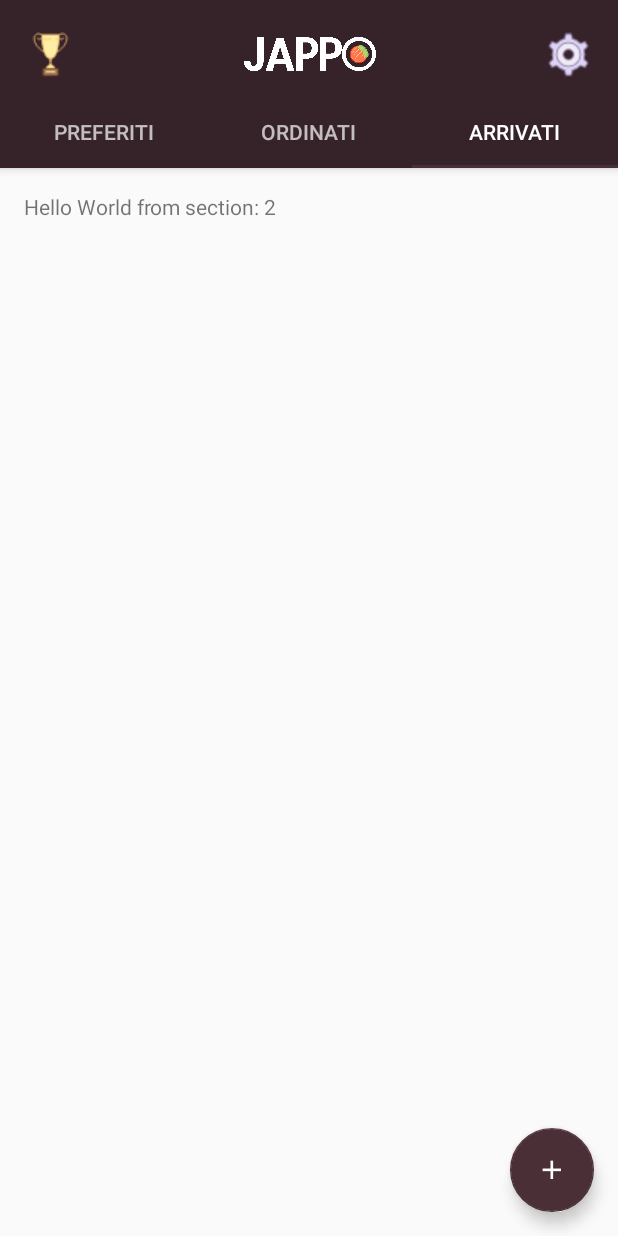
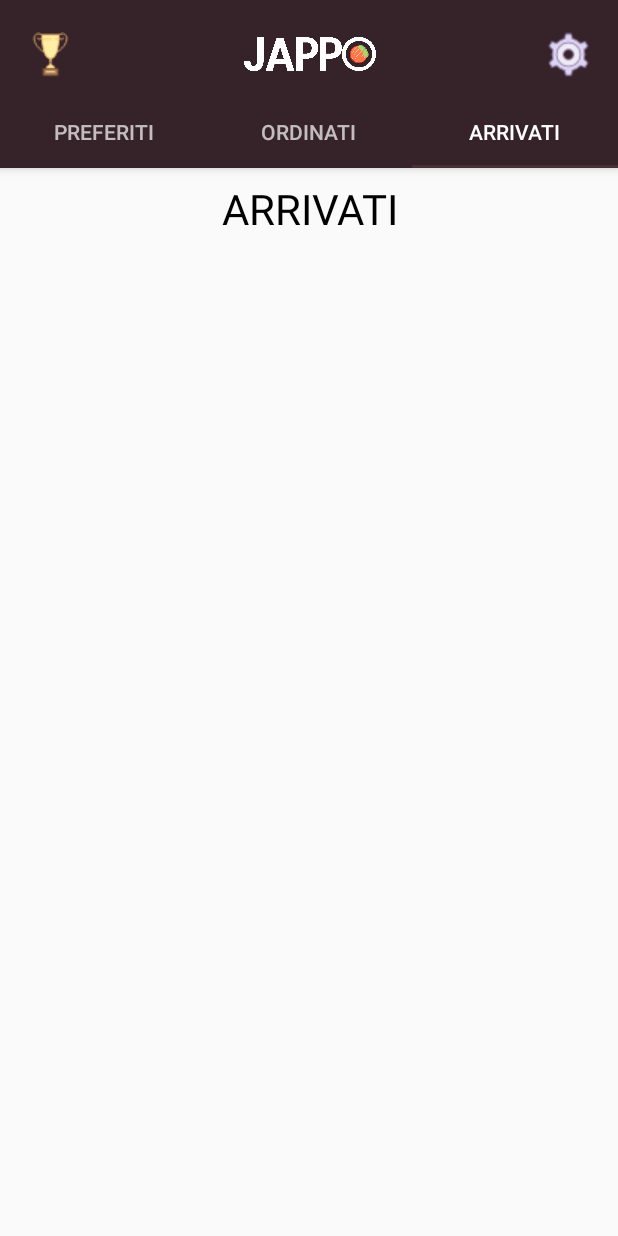
Before and after one commit to mino181295/jappo, an Android app: the MainActivity screen opened directly, with no data from a screen before it, tab 3 chosen, on a phone screen of 412 x 824 dp. Run offline under Robolectric (Android 15) with nearby library versions, the phone set to English and light mode, and no system bars.

Commit message:
Added fav, and arrived fragments

```diff
--- a/Jappo/app/src/main/java/it/unibo/matteo/jappo/Activity/MainActivity.java
+++ b/Jappo/app/src/main/java/it/unibo/matteo/jappo/Activity/MainActivity.java
@@ -23,6 +23,8 @@ import android.widget.TextView;
 
 import java.util.ArrayList;
 
+import it.unibo.matteo.jappo.Fragment.CompletedFragment;
+import it.unibo.matteo.jappo.Fragment.FavoritesFragment;
 import it.unibo.matteo.jappo.Fragment.NewOrderFragment;
 import it.unibo.matteo.jappo.R;
 
@@ -125,10 +127,9 @@ public class MainActivity extends AppCompatActivity {
             super(fm);
 
             mainViewFragments = new Fragment[3];
-            mainViewFragments[0] = PlaceholderFragment.newInstance(0);
+            mainViewFragments[0] = FavoritesFragment.newInstance(new ArrayList<String>());
             mainViewFragments[1] = NewOrderFragment.newInstance(new ArrayList<String>());
-            //mainViewFragments[1] = PlaceholderFragment.newInstance(2);
-            mainViewFragments[2] = PlaceholderFragment.newInstance(2);
+            mainViewFragments[2] = CompletedFragment.newInstance();
         }
 
         @Override
--- /dev/null
+++ b/Jappo/app/src/main/java/it/unibo/matteo/jappo/Fragment/CompletedFragment.java
@@ -0,0 +1,35 @@
+package it.unibo.matteo.jappo.Fragment;
+
+import android.content.Context;
+import android.net.Uri;
+import android.os.Bundle;
+import android.support.v4.app.Fragment;
+import android.view.LayoutInflater;
+import android.view.View;
+import android.view.ViewGroup;
+
+import it.unibo.matteo.jappo.R;
+
+public class CompletedFragment extends Fragment {
+
+    public CompletedFragment() {
+    }
+
+    public static CompletedFragment newInstance() {
+        CompletedFragment fragment = new CompletedFragment();
+        return fragment;
+    }
+
+    @Override
+    public void onCreate(Bundle savedInstanceState) {
+        super.onCreate(savedInstanceState);
+    }
+
+    @Override
+    public View onCreateView(LayoutInflater inflater, ViewGroup container,
+                             Bundle savedInstanceState) {
+        View v = inflater.inflate(R.layout.fragment_completed, container, false);
+        return v;
+    }
+
+}
--- /dev/null
+++ b/Jappo/app/src/main/java/it/unibo/matteo/jappo/Fragment/FavoritesFragment.java
@@ -0,0 +1,40 @@
+package it.unibo.matteo.jappo.Fragment;
+
+import android.content.Context;
+import android.net.Uri;
+import android.os.Bundle;
+import android.support.v4.app.Fragment;
+import android.view.LayoutInflater;
+import android.view.View;
+import android.view.ViewGroup;
+
+import java.util.ArrayList;
+
+import it.unibo.matteo.jappo.R;
+
+public class FavoritesFragment extends Fragment {
+
+    public static ArrayList<String> favorites;
+
+    public FavoritesFragment() {
+    }
+
+    public static FavoritesFragment newInstance(ArrayList<String> fav) {
+        FavoritesFragment fragment = new FavoritesFragment();
+        favorites = fav;
+        return fragment;
+    }
+
+    @Override
+    public void onCreate(Bundle savedInstanceState) {
+        super.onCreate(savedInstanceState);
+    }
+
+    @Override
+    public View onCreateView(LayoutInflater inflater, ViewGroup container,
+                             Bundle savedInstanceState) {
+        View v = inflater.inflate(R.layout.fragment_favorites, container, false);
+        return v;
+    }
+
+}
--- a/Jappo/app/src/main/java/it/unibo/matteo/jappo/Fragment/NewOrderFragment.java
+++ b/Jappo/app/src/main/java/it/unibo/matteo/jappo/Fragment/NewOrderFragment.java
@@ -30,6 +30,8 @@ public class NewOrderFragment extends Fragment implements OnMapReadyCallback{
 
     View mView;
 
+    public static ArrayList<String> restourants;
+
     public NewOrderFragment() {
     }
 
@@ -38,9 +40,9 @@ public class NewOrderFragment extends Fragment implements OnMapReadyCallback{
         super.onCreate(savedInstanceState);
     }
 
-    public static NewOrderFragment newInstance(ArrayList<String> restaurants) {
+    public static NewOrderFragment newInstance(ArrayList<String> rest) {
         NewOrderFragment fragment = new NewOrderFragment();
-        restaurants = new ArrayList<>(restaurants);
+        restourants = new ArrayList<>(rest);
         return fragment;
     }
 
--- a/Jappo/app/src/main/res/drawable/rounded_box.xml
+++ b/Jappo/app/src/main/res/drawable/rounded_box.xml
@@ -1,11 +1,11 @@
 <?xml version="1.0" encoding="UTF-8"?>
 <shape xmlns:android="http://schemas.android.com/apk/res/android">
     <solid
-        android:color="#99FFFFFF"/>
+        android:color="#AAFFFFFF"/>
     <stroke
         android:width="2px"
         android:color="@color/black" />
-    <corners android:radius="8dp"/>
+    <corners android:radius="2dp"/>
     <padding
         android:left="0dip"
         android:top="0dip"
--- a/Jappo/app/src/main/res/layout/activity_main.xml
+++ b/Jappo/app/src/main/res/layout/activity_main.xml
@@ -83,7 +83,8 @@
         android:layout_height="wrap_content"
         android:layout_gravity="end|bottom"
         android:layout_margin="@dimen/fab_margin"
-        android:src="@mipmap/plus_sign"/>
+        android:src="@mipmap/plus_sign"
+        android:visibility="gone"/>
 
     <android.support.v4.view.ViewPager
         android:id="@+id/container"
--- /dev/null
+++ b/Jappo/app/src/main/res/layout/fragment_completed.xml
@@ -0,0 +1,24 @@
+<RelativeLayout xmlns:android="http://schemas.android.com/apk/res/android"
+    xmlns:tools="http://schemas.android.com/tools"
+    android:layout_width="match_parent"
+    android:layout_height="match_parent"
+    tools:context="it.unibo.matteo.jappo.Fragment.CompletedFragment">
+    <TextView
+        android:id="@+id/completed_title"
+        android:layout_width="match_parent"
+        android:layout_height="wrap_content"
+        android:textAllCaps="true"
+        android:layout_alignParentStart="true"
+        android:layout_alignParentTop="true"
+        android:text="Arrivati"
+        android:textAlignment="center"
+        android:layout_marginTop="8dp"
+        android:textColor="@color/black"
+        android:textSize="28sp"/>
+    <ListView
+        android:layout_width="match_parent"
+        android:layout_height="match_parent"
+        android:layout_below="@id/completed_title"
+        android:layout_alignParentStart="true" />
+
+</RelativeLayout>
```
Also changed, not shown: Jappo/app/src/main/res/layout/favorite_item.xml (added, +45 -0 lines), Jappo/app/src/main/res/layout/fragment_favorites.xml (added, +24 -0 lines), Jappo/app/src/main/res/layout/fragment_new_order.xml (+7 -5 lines), Jappo/app/src/main/ic_launcher-web.png (added).
